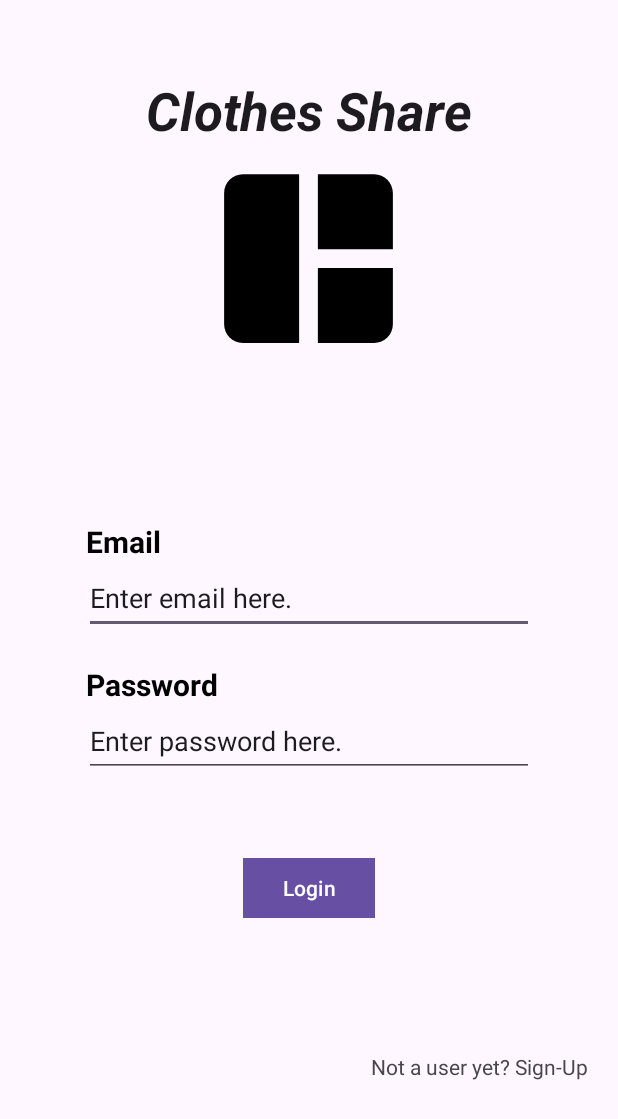
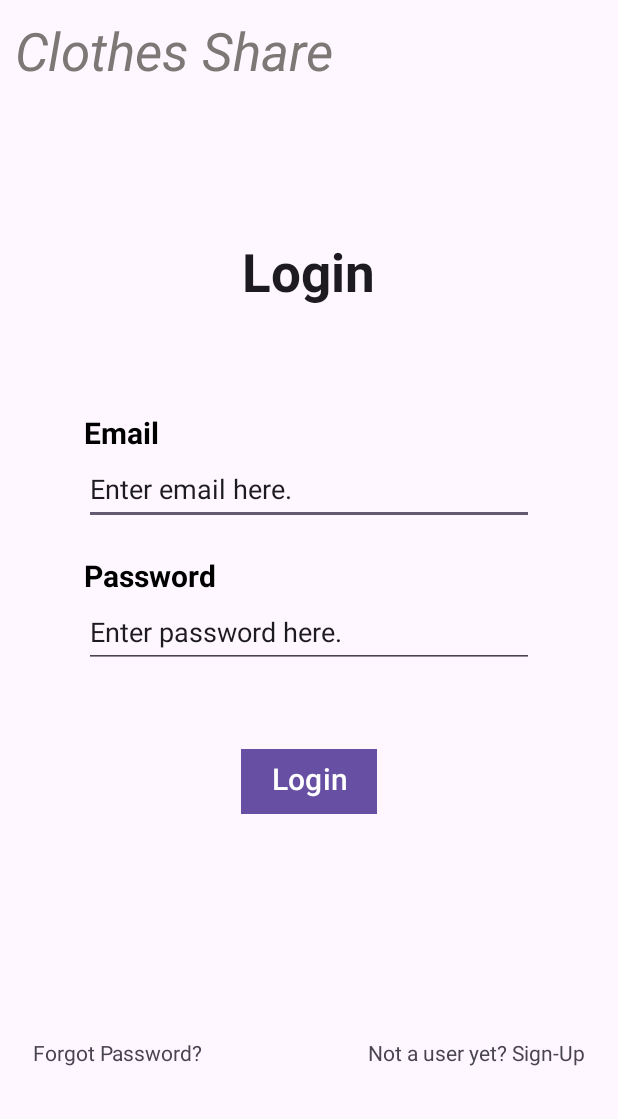
Before and after one commit to shigf1/ClothesShare-main, an Android app: the layout login_page.xml on its own in the app's theme, with its tools: preview values and no code run, on a phone screen of 412 x 824 dp. Shown: the top 1119 px of the screen. Run offline under Robolectric (Android 15) with nearby library versions, the phone set to English and light mode, and no system bars.

Commit message:
Adjusted Login and Sign-Up Pages / Created Forgot Password Page
Adjusted the Login and Sign-Up pages to get rid of icon and change position of app name, and added name of the page in the center. Created forgot password layout.

```diff
--- a/app/src/main/res/layout/login_page.xml
+++ b/app/src/main/res/layout/login_page.xml
@@ -9,17 +9,22 @@
     <TextView
         android:layout_width="wrap_content"
         android:layout_height="wrap_content"
-        android:layout_marginTop="50sp"
+        android:layout_marginTop="10dp"
         android:text="Clothes Share"
         android:textAppearance="?attr/textAppearanceHeadline5"
-        android:textStyle="bold|italic"
+        android:textStyle="italic"
+        android:textColor="@color/darker_grey"
         android:textSize="35sp"
-        android:layout_gravity="center"/>
+        android:layout_marginStart="10dp"/>
 
-    <ImageView
-        android:layout_width="150sp"
-        android:layout_height="150sp"
-        android:src="@drawable/post_mosaic"
+    <TextView
+        android:layout_width="wrap_content"
+        android:layout_height="wrap_content"
+        android:text="Login"
+        android:textAppearance="?attr/textAppearanceHeadline5"
+        android:textStyle="bold"
+        android:textSize="35sp"
+        android:layout_marginTop="100dp"
         android:layout_gravity="center"/>
 
     <TextView
@@ -29,11 +34,11 @@
         android:textStyle="bold"
         android:textSize="20sp"
         android:textColor="@color/black"
-        android:layout_marginTop="100sp"
-        android:layout_marginStart="57sp"/>
+        android:layout_marginTop="70dp"
+        android:layout_marginStart="56dp"/>
 
     <EditText
-        android:layout_width="300sp"
+        android:layout_width="300dp"
         android:layout_height="48dp"
         android:text="Enter email here."
         android:layout_gravity="center"/>
@@ -45,11 +50,11 @@
         android:textStyle="bold"
         android:textSize="20sp"
         android:textColor="@color/black"
-        android:layout_marginTop="20sp"
-        android:layout_marginStart="57sp"/>
+        android:layout_marginTop="20dp"
+        android:layout_marginStart="56dp"/>
 
     <EditText
-        android:layout_width="300sp"
+        android:layout_width="300dp"
         android:layout_height="48dp"
         android:text="Enter password here."
         android:layout_gravity="center"/>
@@ -59,9 +64,32 @@
         android:layout_width="wrap_content"
         android:layout_height="wrap_content"
         android:text="Login"
-        android:layout_marginTop="50sp"
+        android:textSize="20sp"
+        android:paddingStart="20dp"
+        android:paddingEnd="20dp"
+        android:paddingBottom="10dp"
+        android:layout_marginTop="50dp"
         android:layout_gravity="center"
         app:cornerRadius="0dp"/>
+
+    <LinearLayout
+        android:layout_width="match_parent"
+        android:layout_height="wrap_content"
+        android:orientation="horizontal"
+        android:layout_gravity="bottom"
+        android:layout_marginTop="145dp">
+
+        <TextView
+            android:id="@+id/forgot_password"
+            android:layout_width="wrap_content"
+            android:layout_height="wrap_content"
+            android:layout_gravity="start|bottom"
+            android:layout_marginStart="22dp"
+            android:layout_marginEnd="110dp"
+            android:clickable="true"
+            android:focusable="true"
+            android:onClick="clickHandler"
+            android:text="Forgot Password?"/>
 
         <TextView
             android:id="@+id/login_button_page"
@@ -71,8 +99,8 @@
             android:text="Not a user yet? Sign-Up"
             android:clickable="true"
             android:onClick="clickHandler"
-        android:layout_gravity="end"
-        android:layout_marginEnd="20sp"
-        android:layout_marginTop="85sp"/>
+            android:layout_gravity="end"/>
 
     </LinearLayout>
+
+</LinearLayout>
--- a/app/src/main/res/values/colors.xml
+++ b/app/src/main/res/values/colors.xml
@@ -3,4 +3,7 @@
     <color name="black">#FF000000</color>
     <color name="white">#FFFFFFFF</color>
     <color name="primary">#FF0000</color>
+    <color name="light_grey">#e0d8d4</color>
+    <color name="darker_grey">#7d7876</color>
+    <color name="grey">#ada7a4</color>
 </resources>
```
Also changed, not shown: app/src/main/res/layout/active_conversation_design.xml (+11 -5 lines), app/src/main/res/layout/forgot_password_page.xml (added, +61 -0 lines), app/src/main/res/layout/signup_page.xml (+33 -25 lines). Lines whose indentation alone changed are shown as unchanged.
